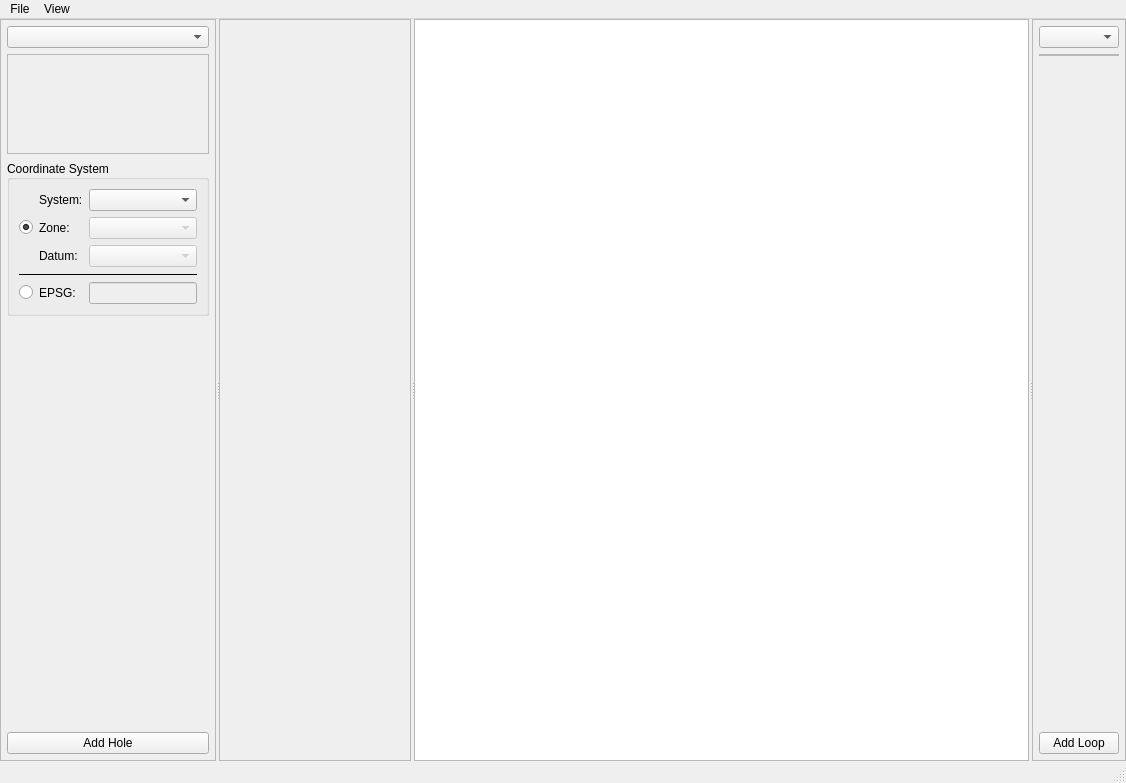
First picture: the form in src/ui/loop_planner.ui, repository Eric-Meunier/Processor-Suite, before the edit.
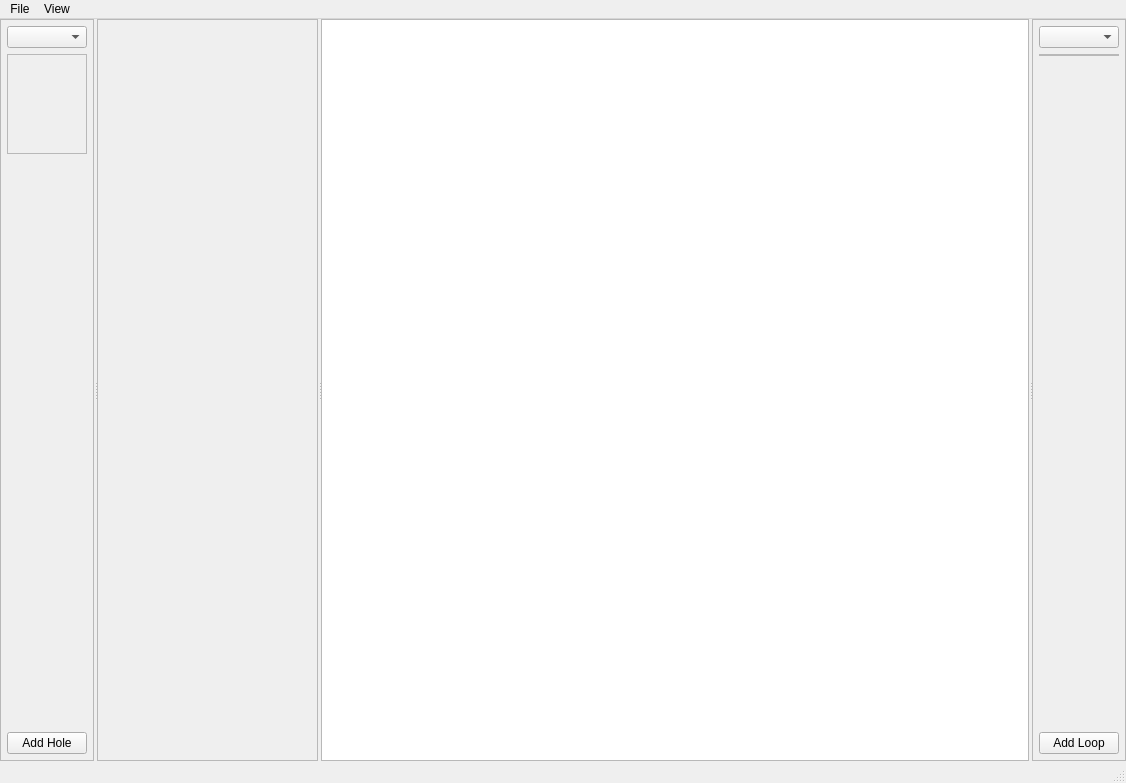
Second picture: the form after the edit. Icons and pictures are not drawn. Custom widgets are drawn as their Qt base class.

Commit message: TileMap screenshots now ignore the file menu and status bar. Added bulk hole-importer to LoopPlanner. Created class for the groupbox for CRS selection. Added it to GPSConversionWidget and LoopPlanner.

```diff
--- a/src/ui/loop_planner.ui
+++ b/src/ui/loop_planner.ui
@@ -95,143 +95,6 @@
           </property>
          </widget>
         </item>
-        <item>
-         <widget class="QGroupBox" name="groupBox_3">
-          <property name="sizePolicy">
-           <sizepolicy hsizetype="Preferred" vsizetype="Preferred">
-            <horstretch>0</horstretch>
-            <verstretch>0</verstretch>
-           </sizepolicy>
-          </property>
-          <property name="maximumSize">
-           <size>
-            <width>16777215</width>
-            <height>16777215</height>
-           </size>
-          </property>
-          <property name="title">
-           <string>Coordinate System</string>
-          </property>
-          <property name="alignment">
-           <set>Qt::AlignLeading|Qt::AlignLeft|Qt::AlignVCenter</set>
-          </property>
-          <property name="flat">
-           <bool>false</bool>
-          </property>
-          <property name="checkable">
-           <bool>false</bool>
-          </property>
-          <layout class="QGridLayout" name="gridLayout_4">
-           <item row="0" column="2">
-            <widget class="QComboBox" name="gps_system_cbox">
-             <property name="sizePolicy">
-              <sizepolicy hsizetype="Preferred" vsizetype="Fixed">
-               <horstretch>0</horstretch>
-               <verstretch>0</verstretch>
-              </sizepolicy>
-             </property>
-             <property name="currentIndex">
-              <number>-1</number>
-             </property>
-            </widget>
-           </item>
-           <item row="1" column="2">
-            <widget class="QComboBox" name="gps_zone_cbox">
-             <property name="enabled">
-              <bool>false</bool>
-             </property>
-            </widget>
-           </item>
-           <item row="0" column="1">
-            <widget class="QLabel" name="label_6">
-             <property name="sizePolicy">
-              <sizepolicy hsizetype="Maximum" vsizetype="Preferred">
-               <horstretch>0</horstretch>
-               <verstretch>0</verstretch>
-              </sizepolicy>
-             </property>
-             <property name="text">
-              <string>System:</string>
-             </property>
-            </widget>
-           </item>
-           <item row="1" column="1">
-            <widget class="QLabel" name="label_7">
-             <property name="text">
-              <string>Zone:</string>
-             </property>
-            </widget>
-           </item>
-           <item row="2" column="1">
-            <widget class="QLabel" name="label_8">
-             <property name="text">
-              <string>Datum:</string>
-             </property>
-            </widget>
-           </item>
-           <item row="2" column="2">
-            <widget class="QComboBox" name="gps_datum_cbox">
-             <property name="enabled">
-              <bool>false</bool>
-             </property>
-            </widget>
-           </item>
-           <item row="4" column="1">
-            <widget class="QLabel" name="label_15">
-             <property name="text">
-              <string>EPSG:</string>
-             </property>
-            </widget>
-           </item>
-           <item row="4" column="2">
-            <widget class="QLineEdit" name="epsg_edit">
-             <property name="enabled">
-              <bool>false</bool>
-             </property>
-             <property name="sizePolicy">
-              <sizepolicy hsizetype="Preferred" vsizetype="Fixed">
-               <horstretch>0</horstretch>
-               <verstretch>0</verstretch>
-              </sizepolicy>
-             </property>
-            </widget>
-           </item>
-           <item row="1" column="0">
-            <widget class="QRadioButton" name="crs_rbtn">
-             <property name="text">
-              <string/>
-             </property>
-             <property name="checked">
-              <bool>true</bool>
-             </property>
-            </widget>
-           </item>
-           <item row="4" column="0">
-            <widget class="QRadioButton" name="epsg_rbtn">
-             <property name="text">
-              <string/>
-             </property>
-            </widget>
-           </item>
-           <item row="3" column="0" colspan="3">
-            <widget class="Line" name="line_3">
-             <property name="sizePolicy">
-              <sizepolicy hsizetype="Preferred" vsizetype="Fixed">
-               <horstretch>0</horstretch>
-               <verstretch>0</verstretch>
-              </sizepolicy>
-             </property>
-             <property name="frameShadow">
-              <enum>QFrame::Plain</enum>
-             </property>
-             <property name="orientation">
-              <enum>Qt::Horizontal</enum>
-             </property>
-            </widget>
-           </item>
-          </layout>
-         </widget>
-        </item>
         <item>
          <spacer name="verticalSpacer">
           <property name="orientation">
```
Left out of the diff: 35 changed lines with no effect on the pictures. The commit also changes 8 other files.
